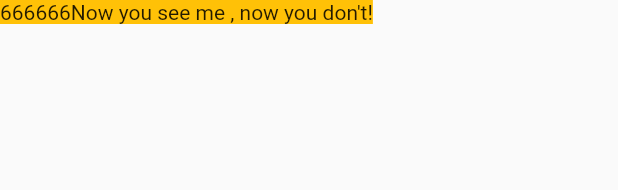
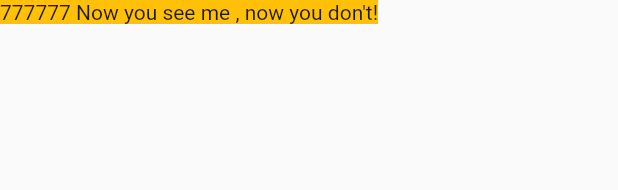
Before and after one commit to HaldunMatar/Flutter_widgets, a Flutter app: the OurOpacity widget shown alone on an empty page, opened directly, on a phone screen of 412 x 824 dp. Shown: the top 190 px of the screen. Run offline on Flutter 3.47's test engine with Material 2 defaults, Android fonts, the light colour scheme and no system bars.

Commit message:
7 version

```diff
--- a/lib/opacity.dart
+++ b/lib/opacity.dart
@@ -21,7 +21,7 @@ class _OurOpacityState extends State<OurOpacity> {
             color: Colors.amber,
             child: Opacity(
               opacity: _visible ? 1.0 : 0.0,
-              child: const Text("666666Now you see me , now you don't!"),
+              child: const Text("777777 Now you see me , now you don't!"),
             )));
   }
 }
```
